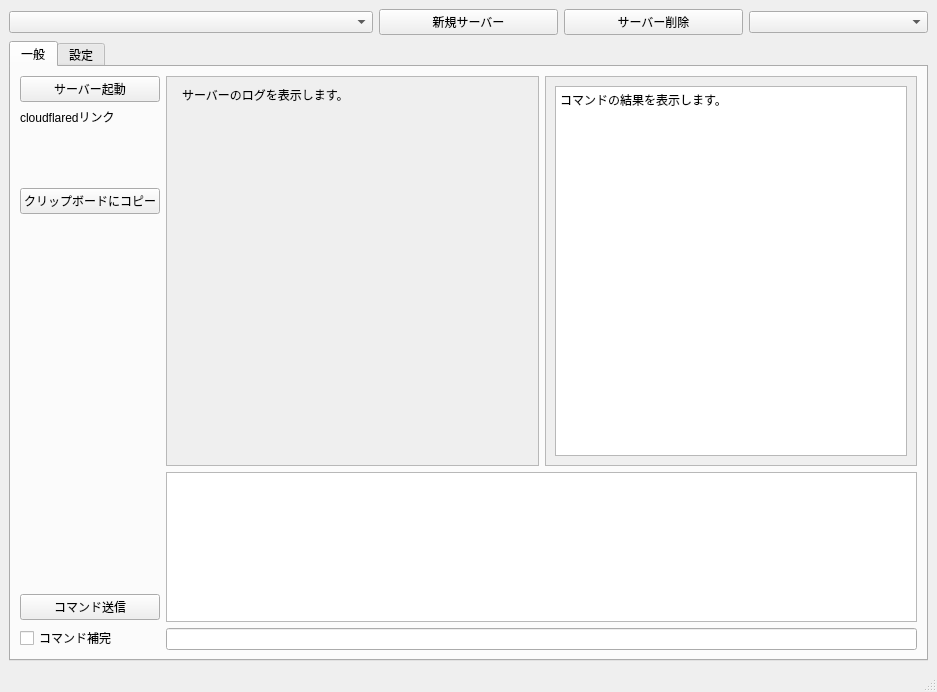
Qt form mainwindow.ui (forestfamily4/mslauncher) before a commit.
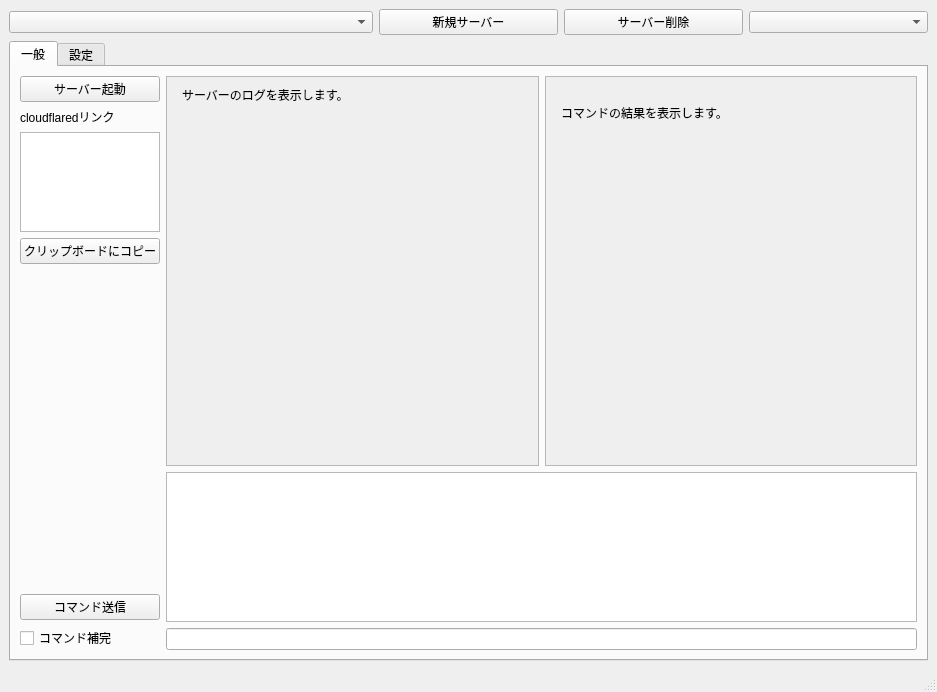
The same form after that commit. The open tabs and pages were chosen to show the change. Icons and pictures are not drawn.

Commit message: ✨ auto scroll and code format

The edit to the form file:
```diff
--- a/mainwindow.ui
+++ b/mainwindow.ui
@@ -73,24 +73,15 @@
            </widget>
           </item>
           <item>
-           <widget class="QLabel" name="label_cloudflared">
-            <property name="minimumSize">
-             <size>
-              <width>0</width>
-              <height>50</height>
-             </size>
-            </property>
+           <widget class="QTextEdit" name="textEditcloudflaredlink">
             <property name="maximumSize">
              <size>
-              <width>150</width>
-              <height>16777215</height>
+              <width>140</width>
+              <height>100</height>
              </size>
             </property>
-            <property name="text">
-             <string>&lt;html&gt;&lt;head/&gt;&lt;body&gt;&lt;p&gt;&lt;br/&gt;&lt;/p&gt;&lt;/body&gt;&lt;/html&gt;</string>
-            </property>
-            <property name="textFormat">
-             <enum>Qt::AutoText</enum>
+            <property name="readOnly">
+             <bool>true</bool>
             </property>
            </widget>
           </item>
@@ -200,16 +191,22 @@
                 <rect>
                  <x>0</x>
                  <y>0</y>
-                 <width>367</width>
+                 <width>361</width>
                  <height>358</height>
                 </rect>
                </property>
                <layout class="QFormLayout" name="formLayout_2">
-                <item row="0" column="0" colspan="2">
-                 <widget class="QPlainTextEdit" name="plainTextEdit_CommandResult">
-                  <property name="plainText">
+                <item row="0" column="1">
+                 <widget class="QLabel" name="label_CommandResult">
+                  <property name="text">
                    <string>コマンドの結果を表示します。</string>
                   </property>
+                  <property name="alignment">
+                   <set>Qt::AlignBottom|Qt::AlignLeading|Qt::AlignLeft</set>
+                  </property>
+                  <property name="wordWrap">
+                   <bool>true</bool>
+                  </property>
                  </widget>
                 </item>
                </layout>
```
Left out of the diff: 4 changed lines with no effect on the pictures. The commit also changes 26 other files.
